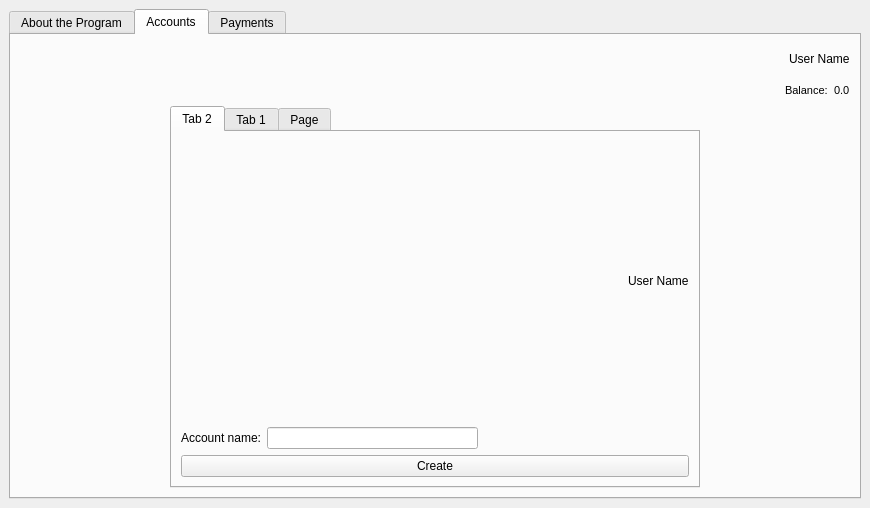
Qt form coursework/mainwindow.ui (YahodaVitalii/Coursework) before a commit.
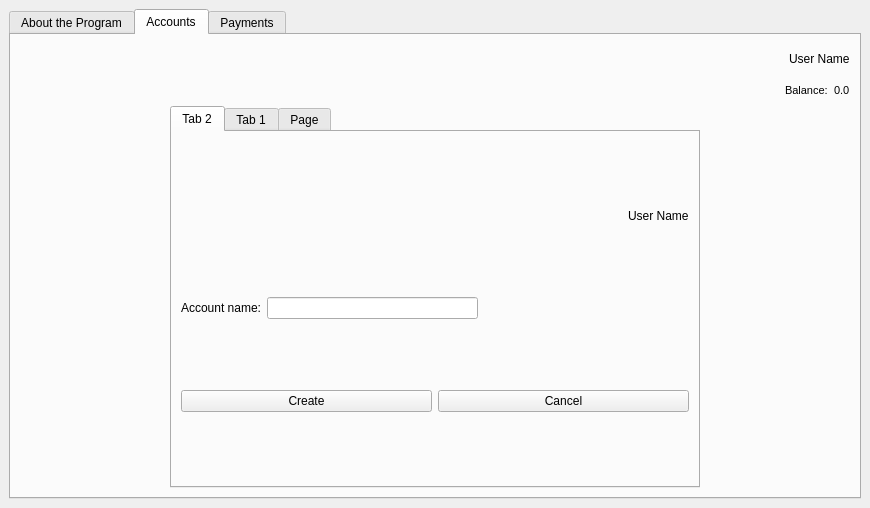
The same form after that commit. The open tabs and pages were chosen to show the change. Icons and pictures are not drawn.

The edit to the form file:
```diff
--- a/coursework/mainwindow.ui
+++ b/coursework/mainwindow.ui
@@ -368,7 +368,20 @@
              <attribute name="title">
               <string>Tab 2</string>
              </attribute>
-             <layout class="QVBoxLayout" name="verticalLayout_14">
+             <layout class="QVBoxLayout" name="verticalLayout_5">
+              <item>
+               <spacer name="verticalSpacer_11">
+                <property name="orientation">
+                 <enum>Qt::Vertical</enum>
+                </property>
+                <property name="sizeHint" stdset="0">
+                 <size>
+                  <width>20</width>
+                  <height>40</height>
+                 </size>
+                </property>
+               </spacer>
+              </item>
               <item>
                <layout class="QHBoxLayout" name="horizontalLayout_14">
                 <item>
@@ -421,6 +434,19 @@
                 </item>
                </layout>
               </item>
+              <item>
+               <spacer name="verticalSpacer_10">
+                <property name="orientation">
+                 <enum>Qt::Vertical</enum>
+                </property>
+                <property name="sizeHint" stdset="0">
+                 <size>
+                  <width>20</width>
+                  <height>40</height>
+                 </size>
+                </property>
+               </spacer>
+              </item>
               <item>
                <layout class="QHBoxLayout" name="horizontalLayout_13">
                 <item>
@@ -449,12 +475,49 @@
                </layout>
               </item>
               <item>
+               <spacer name="verticalSpacer_5">
+                <property name="orientation">
+                 <enum>Qt::Vertical</enum>
+                </property>
+                <property name="sizeHint" stdset="0">
+                 <size>
+                  <width>20</width>
+                  <height>40</height>
+                 </size>
+                </property>
+               </spacer>
+              </item>
+              <item>
+               <layout class="QHBoxLayout" name="horizontalLayout_5">
+                <item>
                <widget class="QPushButton" name="pushButton_Accounts_create">
                 <property name="text">
                  <string>Create</string>
                 </property>
                </widget>
               </item>
+                <item>
+                 <widget class="QPushButton" name="pushButton_Accounts_cancel">
+                  <property name="text">
+                   <string>Сancel</string>
+                  </property>
+                 </widget>
+                </item>
+               </layout>
+              </item>
+              <item>
+               <spacer name="verticalSpacer_12">
+                <property name="orientation">
+                 <enum>Qt::Vertical</enum>
+                </property>
+                <property name="sizeHint" stdset="0">
+                 <size>
+                  <width>20</width>
+                  <height>40</height>
+                 </size>
+                </property>
+               </spacer>
+              </item>
              </layout>
             </widget>
             <widget class="QWidget" name="tab">
```
Left out of the diff: 32 changed lines with no effect on the pictures. Lines whose indentation alone changed are shown as unchanged.
